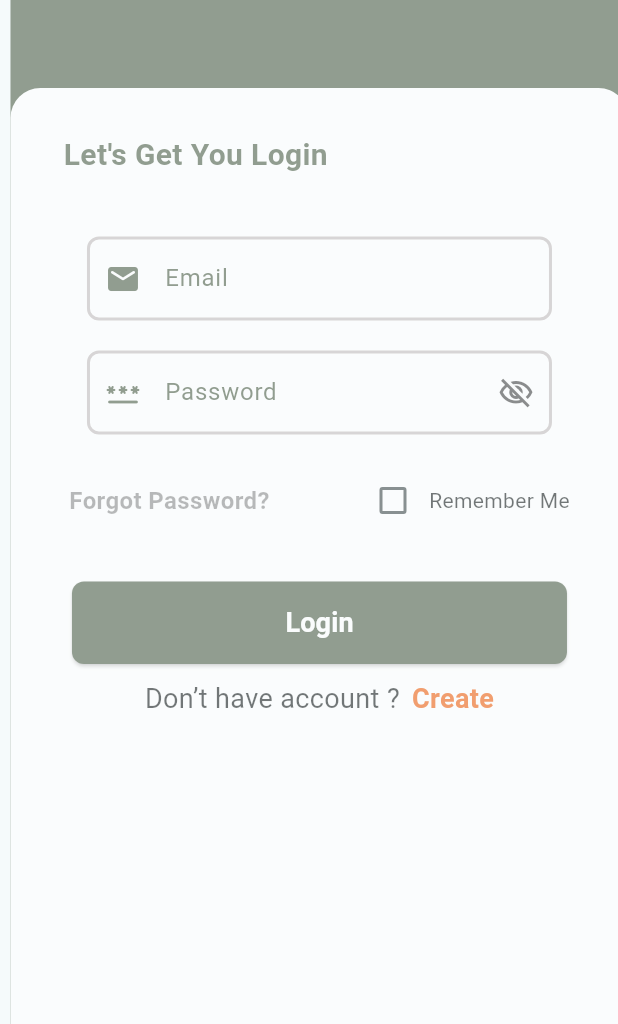
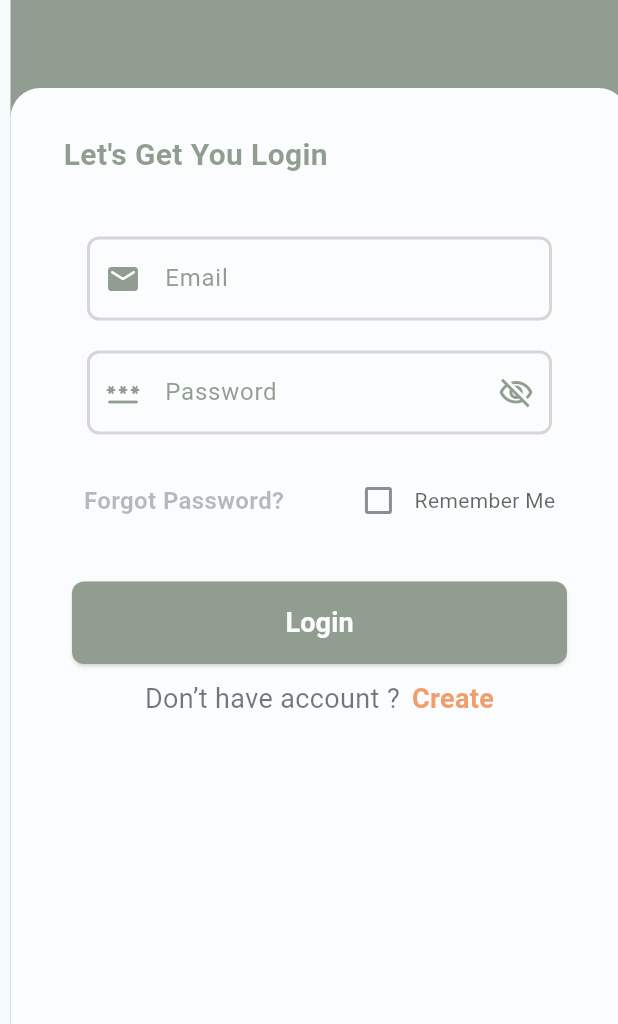
Before and after one commit to qkWyne/rumailah, a Flutter app: the screen it shows after launch, after a tap on "AE", after a tap on "Okay", on a phone screen of 412 x 824 dp, the part 212-1236 px from its top. Run offline on Flutter 3.47's test engine with Material 3 defaults, Android fonts, the light colour scheme and no system bars; our stand-ins replace carousel_slider, cloud_firestore, dotted_line, firebase_auth, firebase_core, image_picker and 3 more; missing offline and left inert: mobile_scanner, qr_scanner_overlay; accounts and stored records are empty.

Commit message:
initial commit

```diff
--- a/lib/main.dart
+++ b/lib/main.dart
@@ -3,6 +3,7 @@ import 'package:firebase_core/firebase_core.dart';
 import 'package:flutter/material.dart';
 import 'package:rumailah/screens/select_locator.dart';
 import 'package:rumailah/screens/splash_screen.dart';
+
 
 void main() async{
   WidgetsFlutterBinding.ensureInitialized();
--- a/lib/screens/create_account.dart
+++ b/lib/screens/create_account.dart
@@ -127,6 +127,7 @@ class _CreateAccountState extends State<CreateAccount> {
                             Container(
                               width: 310,
                               child: TextFormField(
+                                cursorColor: Color(0xFF4D5E47),
                                 textCapitalization: TextCapitalization.sentences,
                                 controller: _firstnameController,
                                 decoration: InputDecoration(
@@ -175,6 +176,7 @@ class _CreateAccountState extends State<CreateAccount> {
                             Container(
                               width: 310,
                               child: TextFormField(
+                                cursorColor: Color(0xFF4D5E47),
                                 textCapitalization: TextCapitalization.sentences,
                                 controller: _lastnameController,
                                 decoration: InputDecoration(
@@ -223,6 +225,7 @@ class _CreateAccountState extends State<CreateAccount> {
                             Container(
                               width: 310,
                               child: TextFormField(
+                                cursorColor: Color(0xFF4D5E47),
                                 keyboardType: TextInputType.phone,
                                 controller: _phoneNoController,
                                 decoration: InputDecoration(
@@ -270,6 +273,7 @@ class _CreateAccountState extends State<CreateAccount> {
                             Container(
                               width: 310,
                               child: TextFormField(
+                                cursorColor: Color(0xFF4D5E47),
                                 controller: _emailController,
                                 decoration: InputDecoration(
                                     hintText: "Enter Email",
@@ -318,6 +322,7 @@ class _CreateAccountState extends State<CreateAccount> {
                             Container(
                               width: 310,
                               child: TextFormField(
+                                cursorColor: Color(0xFF4D5E47),
                                 controller: _passwordController,
                                 obscureText: obscure1,
                                 decoration: InputDecoration(
@@ -380,6 +385,7 @@ class _CreateAccountState extends State<CreateAccount> {
                             Container(
                               width: 310,
                               child: TextFormField(
+                                cursorColor: Color(0xFF4D5E47),
                                 controller: _confirmpasswordController,
                                 obscureText: obscure2,
                                 decoration: InputDecoration(
--- a/lib/screens/edit_account.dart
+++ b/lib/screens/edit_account.dart
@@ -185,6 +185,7 @@ class _EditAccountState extends State<EditAccount> {
                         Container(
                           width: 310,
                           child: TextFormField(
+                            cursorColor: Color(0xFF4D5E47),
                             textCapitalization: TextCapitalization.sentences,
                             controller: _firstnameController,
                             decoration: InputDecoration(
@@ -234,6 +235,7 @@ class _EditAccountState extends State<EditAccount> {
                         Container(
                           width: 310,
                           child: TextFormField(
+                            cursorColor: Color(0xFF4D5E47),
                             textCapitalization: TextCapitalization.sentences,
                             controller: _lastnameController,
                             decoration: InputDecoration(
@@ -283,6 +285,7 @@ class _EditAccountState extends State<EditAccount> {
                         Container(
                           width: 310,
                           child: TextFormField(
+                            cursorColor: Color(0xFF4D5E47),
                             keyboardType: TextInputType.phone,
                             controller: _phoneNoController,
                             decoration: InputDecoration(
--- a/lib/screens/forgot_password.dart
+++ b/lib/screens/forgot_password.dart
@@ -74,6 +74,7 @@ class _ForgotPasswordState extends State<ForgotPassword> {
                       Container(
                         width: 310,
                         child: TextFormField(
+                          cursorColor: Color(0xFF4D5E47),
                           controller: _emailController,
                           decoration: InputDecoration(
                               label: Text("Email",style: TextStyle(color: Color(0xFF4D5E47)),),
--- a/lib/screens/login_otp.dart
+++ b/lib/screens/login_otp.dart
@@ -13,6 +13,7 @@ class LoginOtp extends StatefulWidget {
 }
 
 class _LoginOtpState extends State<LoginOtp> {
+  final Color greenColor =  Color(0xFF4D5E47);
   TextEditingController _emailController = TextEditingController();
   TextEditingController _passwordController = TextEditingController();
   GlobalKey<FormState> _formKey = GlobalKey<FormState>();
@@ -37,7 +38,7 @@ class _LoginOtpState extends State<LoginOtp> {
   void loadUserLogin() async {
     SharedPreferences prefs = await SharedPreferences.getInstance();
     setState(() {
-      _emailController.text = prefs.getString('email') ?? '';
+      _emailController.text =  prefs.getString('email') ?? '';
       _passwordController.text = prefs.getString('password') ?? '';
       rememberMe = prefs.getBool('rememberMe') ?? false;
     });
@@ -47,16 +48,16 @@ class _LoginOtpState extends State<LoginOtp> {
   Future<void> saveUserLogin() async {
     SharedPreferences prefs = await SharedPreferences.getInstance();
     if (rememberMe) {
-      prefs.setString('email', _emailController.text);
-      prefs.setString('password', _passwordController.text);
+      await prefs.setString('email', _emailController.text);
+      await prefs.setString('password', _passwordController.text);
+      await prefs.setBool('rememberMe', true);
     } else {
-      prefs.clear();
+      await prefs.clear();
     }
   }
 
 
   void _login() async {
-    if (!_formKey.currentState!.validate()) return;
 
     setState(() {
       isLoading = true;
@@ -134,7 +135,7 @@ class _LoginOtpState extends State<LoginOtp> {
       child:Stack(
         children: [
           Scaffold(
-            backgroundColor: Color(0xFF4D5E47),
+            backgroundColor: greenColor,
             body: Column(
               children: [
                 Container(
@@ -164,7 +165,7 @@ class _LoginOtpState extends State<LoginOtp> {
                                   style: TextStyle(
                                       fontWeight: FontWeight.bold,
                                       fontSize: 20,
-                                      color: Color(0xFF4D5E47)),
+                                      color: greenColor),
                                 ),
                               ),
                               SizedBox(height: 10),
@@ -196,22 +197,23 @@ class _LoginOtpState extends State<LoginOtp> {
                               Container(
                                 width: 310,
                                 child: TextFormField(
+                                  cursorColor: greenColor,
                                   controller: _emailController,
                                   decoration: InputDecoration(
                                       label: Text(
                                         "Email",
-                                        style: TextStyle(color: Color(0xFF4D5E47)),
+                                        style: TextStyle(color: greenColor),
                                       ),
-                                      labelStyle: TextStyle(color: Color(0xFF4D5E47)),
+                                      labelStyle: TextStyle(color: greenColor),
                                       hintText: "Enter Email",
                                       hintStyle: TextStyle(color: Color(0xFFB9B7B7)),
                                       prefixIcon: Icon(
                                         Icons.email_rounded,
-                                        color: Color(0xFF4D5E47),
+                                        color: greenColor,
                                       ),
                                       focusedBorder: OutlineInputBorder(
                                         borderSide: BorderSide(
-                                            width: 2, color: Color(0xFF4D5E47)),
+                                            width: 2, color: greenColor),
                                         borderRadius: BorderRadius.circular(8),
                                       ),
                                       enabledBorder: OutlineInputBorder(
@@ -239,19 +241,20 @@ class _LoginOtpState extends State<LoginOtp> {
                               Container(
                                 width: 310,
                                 child: TextFormField(
+                                  cursorColor: greenColor,
                                   controller: _passwordController,
                                   obscureText: obscure,
                                   decoration: InputDecoration(
                                       label: Text(
                                         "Password",
-                                        style: TextStyle(color: Color(0xFF4D5E47)),
+                                        style: TextStyle(color: greenColor),
                                       ),
-                                      labelStyle: TextStyle(color: Color(0xFF4D5E47)),
+                                      labelStyle: TextStyle(color: greenColor),
                                       hintText: "Enter Password",
                                       hintStyle: TextStyle(color: Color(0xFFB9B7B7)),
                                       prefixIcon: Icon(
                                         Icons.password_rounded,
-                                        color: Color(0xFF4D5E47),
+                                        color: greenColor,
                                       ),
                                       suffixIcon: IconButton(
                                           onPressed: () {
@@ -263,11 +266,11 @@ class _LoginOtpState extends State<LoginOtp> {
                                             obscure
                                                 ? Icons.visibility_off_outlined
                                                 : Icons.visibility_outlined,
-                                            color: Colors.grey.shade800,
+                                            color: greenColor,
                                           )),
                                       focusedBorder: OutlineInputBorder(
                                         borderSide: BorderSide(
-                                            width: 2, color: Color(0xFF4D5E47)),
+                                            width: 2, color: greenColor),
                                         borderRadius: BorderRadius.circular(8),
                                       ),
                                       enabledBorder: OutlineInputBorder(
@@ -324,7 +327,7 @@ class _LoginOtpState extends State<LoginOtp> {
                               Padding(
                                 padding: const EdgeInsets.all(10),
                                 child: Row(
-                                  mainAxisAlignment: MainAxisAlignment.spaceAround,
+                                  mainAxisAlignment: MainAxisAlignment.spaceEvenly,
                                   children: [
                                     InkWell(
                                       child: Container(
@@ -349,14 +352,17 @@ class _LoginOtpState extends State<LoginOtp> {
                                       children: [
                                         Checkbox(
                                           value: rememberMe,
-                                          activeColor: Color(0xFF4D5E47),
+                                          activeColor: greenColor,
                                           onChanged: (value) {
                                             setState(() {
                                               rememberMe = value!;
                                             });
                                           },
                                         ),
-                                        Text("Remember Me"),
+                                        Text("Remember Me",style: TextStyle(
+                                            color: rememberMe ? greenColor:Colors.black,
+                                          fontWeight: rememberMe ? FontWeight.bold : FontWeight.normal
+                                        ),),
                                       ],
                                     ),
                                   ],
@@ -387,7 +393,7 @@ class _LoginOtpState extends State<LoginOtp> {
                                       shape: RoundedRectangleBorder(
                                         borderRadius: BorderRadius.circular(8.0),
                                       ),
-                                      backgroundColor: Color(0xFF4D5E47),
+                                      backgroundColor: greenColor,
                                       foregroundColor: Colors.white),
                                   onPressed:() {
                                     if (_formKey.currentState!.validate()) {
--- a/lib/screens/order_view.dart
+++ b/lib/screens/order_view.dart
@@ -79,6 +79,7 @@ class _OrderViewState extends State<OrderView> {
                           width: 350,
                           height: 60,
                           child: TextField(
+                            cursorColor: Color(0xFF4D5E47),
                             onChanged:  (value) {
                               setState(() {
                                 _searchQuery = value;
--- a/lib/screens/select_locator.dart
+++ b/lib/screens/select_locator.dart
@@ -140,6 +140,7 @@ class _SelectLocatorState extends State<SelectLocator> {
                               width: 350,
                               height: 60,
                               child: TextField(
+                                cursorColor: Color(0xFF4D5E47),
                                 onChanged:  (value) {
                                   setState(() {
                                     _searchQuery = value;
--- a/lib/screens/select_order_menu.dart
+++ b/lib/screens/select_order_menu.dart
@@ -87,6 +87,7 @@ class _SelectOrderMenuState extends State<SelectOrderMenu> {
                            width: 350,
                            height: 60,
                            child: TextField(
+                             cursorColor: Color(0xFF4D5E47),
                              onChanged:  (value) {
                                setState(() {
                                  _searchQuery = value;
--- a/lib/screens/select_store_location.dart
+++ b/lib/screens/select_store_location.dart
@@ -107,6 +107,7 @@ class _SelectStoreLocationState extends State<SelectStoreLocation> {
                           width: 350,
                           height: 60,
                           child: TextField(
+                            cursorColor: Color(0xFF4D5E47),
                             onChanged:  (value) {
                               setState(() {
                                 _searchQuery = value;
--- a/lib/screens/splash_screen.dart
+++ b/lib/screens/splash_screen.dart
@@ -22,10 +22,10 @@ class _SplashScreenState extends State<SplashScreen> {
       body: Stack(
         children: [
           Container(color: Color(0xFF4D5E47),),
-          Center(
+          Positioned.fill(
             child: Image.asset("assets/images/splashscreen/bg.png")
     ),
-          Center(
+          Positioned.fill(
             child: Image.asset("assets/images/splashscreen/logo.png",)
     ),
         ],
```
Also changed, not shown: lib/screens/home.dart (+3 -5 lines), lib/screens/home_page.dart (+11 -5 lines).
